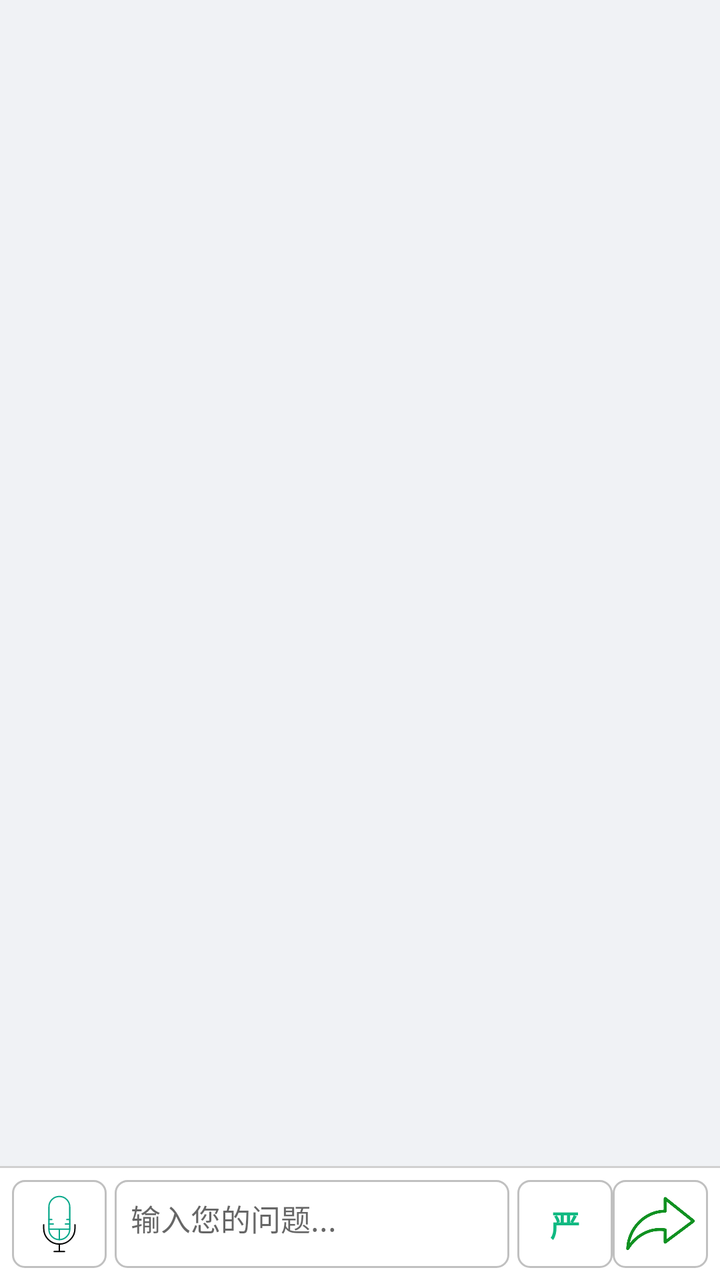
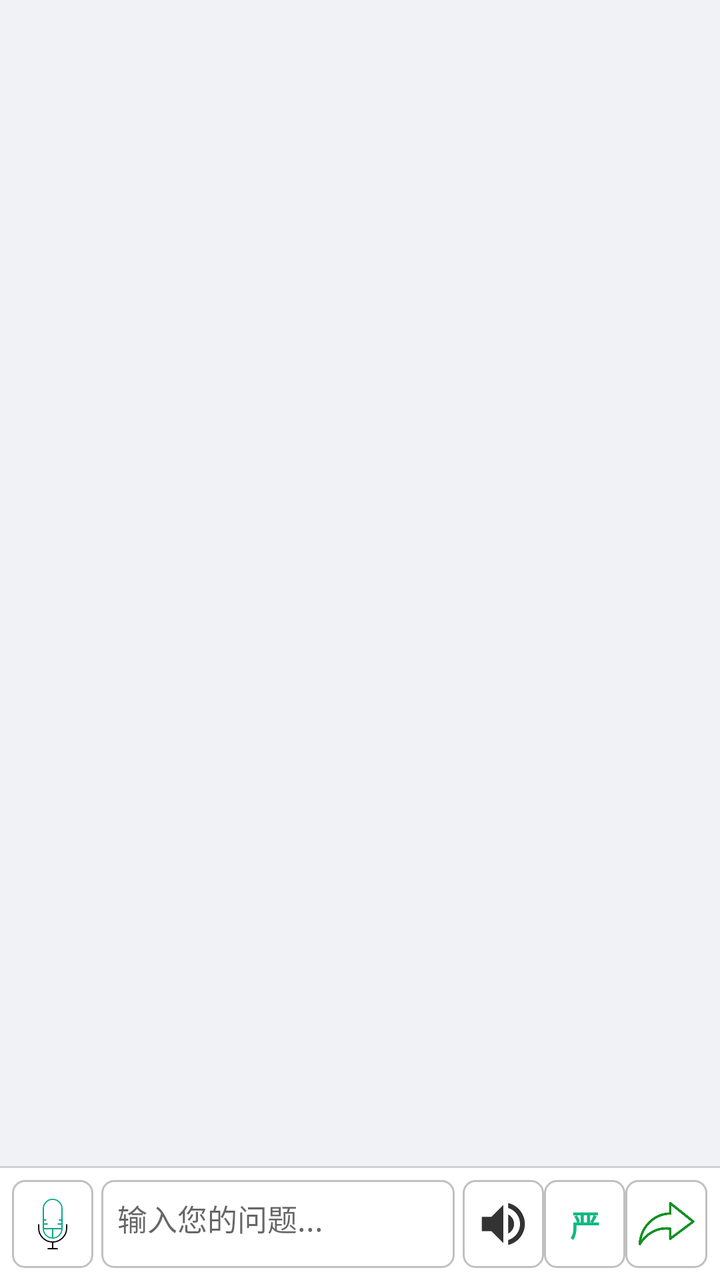

Screens rendered from an Android XML layout before and after an edit, with the pre-edit source and the edit as a unified diff.
<!-- AndroidManifest.xml: application theme AppTheme -->
<!-- res/layout/activity_expert.xml -->
<?xml version="1.0" encoding="utf-8"?>
<LinearLayout xmlns:android="http://schemas.android.com/apk/res/android"
    android:layout_width="match_parent"
    android:layout_height="match_parent"
    android:orientation="vertical"
    android:background="#f0f2f5">

    <androidx.recyclerview.widget.RecyclerView
        android:id="@+id/chat_list"
        android:layout_width="match_parent"
        android:layout_height="0dp"
        android:layout_weight="1"
        android:clipToPadding="false"
        android:padding="8dp" />

    <View
        android:layout_width="match_parent"
        android:layout_height="1dp"
        android:background="#d0d0d0" />

    <LinearLayout
        android:layout_width="match_parent"
        android:layout_height="wrap_content"
        android:orientation="horizontal"
        android:padding="6dp"
        android:background="#ffffff">

        <ImageButton
            android:id="@+id/btn_toggle_input"
            android:layout_width="0dp"
            android:layout_height="match_parent"
            android:layout_weight="0.14"
            android:src="@drawable/avd_mic"
            android:scaleType="centerInside"
            android:padding="6dp"
            android:background="@drawable/input_bg"
            android:contentDescription="切换输入模式" />

        <LinearLayout
            android:layout_width="0dp"
            android:layout_height="wrap_content"
            android:layout_weight="0.58"
            android:layout_marginStart="4dp"
            android:layout_marginEnd="4dp"
            android:orientation="vertical">

            <EditText
                android:id="@+id/input_message"
                android:layout_width="match_parent"
                android:layout_height="wrap_content"
                android:hint="输入您的问题..."
                android:gravity="top"
                android:minHeight="44dp"
                android:maxLines="4"
                android:padding="8dp"
                android:textSize="15sp"
                android:background="@drawable/input_bg"
                android:inputType="text"
                android:visibility="visible" />

            <LinearLayout
                android:id="@+id/btn_hold_speak"
                android:layout_width="match_parent"
                android:layout_height="44dp"
                android:gravity="center"
                android:orientation="horizontal"
                android:background="@drawable/input_bg"
                android:clickable="true"
                android:focusable="true"
                android:visibility="gone">

                <TextView
                    android:layout_width="wrap_content"
                    android:layout_height="wrap_content"
                    android:text="按住"
                    android:textSize="15sp"
                    android:textColor="#666666" />

                <ImageView
                    android:id="@+id/img_mic_hold"
                    android:layout_width="36dp"
                    android:layout_height="36dp"
                    android:layout_marginHorizontal="4dp"
                    android:src="@drawable/avd_mic"
                    android:scaleType="fitCenter" />

                <TextView
                    android:layout_width="wrap_content"
                    android:layout_height="wrap_content"
                    android:text="说话"
                    android:textSize="15sp"
                    android:textColor="#666666" />

            </LinearLayout>

        </LinearLayout>

        <TextView
            android:id="@+id/btn_unleash"
            android:layout_width="0dp"
            android:layout_height="match_parent"
            android:layout_weight="0.14"
            android:gravity="center"
            android:text="严"
            android:textStyle="bold"
            android:textSize="15sp"
            android:textColor="#10b981"
            android:background="@drawable/input_bg"
            android:clickable="true"
            android:focusable="true" />

        <ImageButton
            android:id="@+id/btn_send"
            android:layout_width="0dp"
            android:layout_height="match_parent"
            android:layout_weight="0.14"
            android:src="@drawable/ic_send"
            android:scaleType="centerInside"
            android:padding="6dp"
            android:background="@drawable/input_bg"
            android:contentDescription="发送" />

    </LinearLayout>

</LinearLayout>
<!-- resources referenced by this layout -->
<resources>
  <!-- drawable avd_mic (drawable) -->
  <?xml version="1.0" encoding="utf-8"?>
  <animated-vector xmlns:android="http://schemas.android.com/apk/res/android"
      android:drawable="@drawable/ic_mic">
  
      <target
          android:name="waves"
          android:animation="@animator/anim_mic_pulse" />
  
  </animated-vector>
  <!-- drawable ic_send: png bitmap (drawable-nodpi, 32296 bytes) -->
  <!-- drawable input_bg (drawable) -->
  <?xml version="1.0" encoding="utf-8"?>
  <shape xmlns:android="http://schemas.android.com/apk/res/android"
      android:shape="rectangle">
      <solid android:color="#ffffff" />
      <stroke android:width="1dp" android:color="#c0c0c0" />
      <corners android:radius="6dp" />
  </shape>
  <style name="AppTheme" parent="Theme.AppCompat.Light.NoActionBar">
          <item name="colorPrimary">@color/colorPrimary</item>
          <item name="colorPrimaryDark">@color/colorPrimaryDark</item>
          <item name="colorAccent">@color/colorAccent</item>
      </style>
  <!-- drawable ic_mic (drawable) -->
  <?xml version="1.0" encoding="utf-8"?>
  <vector xmlns:android="http://schemas.android.com/apk/res/android"
      android:width="48dp"
      android:height="48dp"
      android:viewportWidth="430"
      android:viewportHeight="430">
  
      <group android:name="body">
          <path
              android:strokeColor="#08a88a"
              android:strokeWidth="9"
              android:fillColor="#00000000"
              android:strokeMiterLimit="16"
              android:pathData="M285,100.173v149.654C285,288.613 253.69,320 215,320s-70,-31.387 -70,-70.173V100.173C145,61.387 176.31,30 215,30s70,31.387 70,70.173Z"/>
      </group>
  
      <group android:name="stand">
          <path
              android:strokeColor="#000000"
              android:strokeWidth="9"
              android:fillColor="#00000000"
              android:strokeLineCap="round"
              android:strokeLineJoin="round"
              android:pathData="M215,350v50m35,0h-70m-70,-180v25c0,57.99 47.01,105 105,105v0c57.99,0 105,-47.01 105,-105v-25"/>
      </group>
  
      <group android:name="waves"
          android:pivotX="215"
          android:pivotY="250">
          <path
              android:strokeColor="#08a88a"
              android:strokeWidth="9"
              android:fillColor="#00000000"
              android:strokeLineCap="round"
              android:strokeLineJoin="round"
              android:pathData="M285,250H145m70,0v70m70,-105h-29.5m-81,0H145m19.5,-30H145m139.5,0H265"/>
      </group>
  
  </vector>
  <color name="colorPrimary">#009688</color>
  <color name="colorPrimaryDark">#00796B</color>
  <color name="colorAccent">#FF9800</color>
</resources>

<!-- the commit's change to res/layout/activity_expert.xml (unified diff, before → after) -->
@@ -29,7 +29,7 @@
             android:id="@+id/btn_toggle_input"
             android:layout_width="0dp"
             android:layout_height="match_parent"
-            android:layout_weight="0.14"
+            android:layout_weight="0.12"
             android:src="@drawable/avd_mic"
             android:scaleType="centerInside"
             android:padding="6dp"
@@ -39,7 +39,7 @@
         <LinearLayout
             android:layout_width="0dp"
             android:layout_height="wrap_content"
-            android:layout_weight="0.58"
+            android:layout_weight="0.52"
             android:layout_marginStart="4dp"
             android:layout_marginEnd="4dp"
             android:orientation="vertical">
@@ -95,11 +95,22 @@
 
         </LinearLayout>
 
+        <ImageButton
+            android:id="@+id/btn_speaker"
+            android:layout_width="0dp"
+            android:layout_height="match_parent"
+            android:layout_weight="0.12"
+            android:src="@drawable/ic_speaker_on"
+            android:scaleType="centerInside"
+            android:padding="6dp"
+            android:background="@drawable/input_bg"
+            android:contentDescription="语音播报" />
+
         <TextView
             android:id="@+id/btn_unleash"
             android:layout_width="0dp"
             android:layout_height="match_parent"
-            android:layout_weight="0.14"
+            android:layout_weight="0.12"
             android:gravity="center"
             android:text="严"
             android:textStyle="bold"
@@ -113,7 +124,7 @@
             android:id="@+id/btn_send"
             android:layout_width="0dp"
             android:layout_height="match_parent"
-            android:layout_weight="0.14"
+            android:layout_weight="0.12"
             android:src="@drawable/ic_send"
             android:scaleType="centerInside"
             android:padding="6dp"
<!-- resource entries referenced after the edit -->
@@ -11,6 +11,18 @@
   
   </animated-vector>
   <!-- drawable ic_send: png bitmap (drawable-nodpi, 32296 bytes) -->
+  <!-- drawable ic_speaker_on (drawable) -->
+  <?xml version="1.0" encoding="utf-8"?>
+  <vector xmlns:android="http://schemas.android.com/apk/res/android"
+      android:width="48dp"
+      android:height="48dp"
+      android:viewportWidth="24"
+      android:viewportHeight="24"
+      android:tint="#333333">
+      <path
+          android:fillColor="#FF000000"
+          android:pathData="M3,9v6h4l5,5V4L7,9H3zM16.5,12c0,-1.77 -1.02,-3.29 -2.5,-4.03v8.05c1.48,-0.73 2.5,-2.25 2.5,-4.02zM14,3.23v2.06c2.89,0.86 5,3.54 5,6.71s-2.11,5.85 -5,6.71v2.06c4.01,-0.91 7,-4.49 7,-8.77s-2.99,-7.86 -7,-8.77z"/>
+  </vector>
   <!-- drawable input_bg (drawable) -->
   <?xml version="1.0" encoding="utf-8"?>
   <shape xmlns:android="http://schemas.android.com/apk/res/android"
